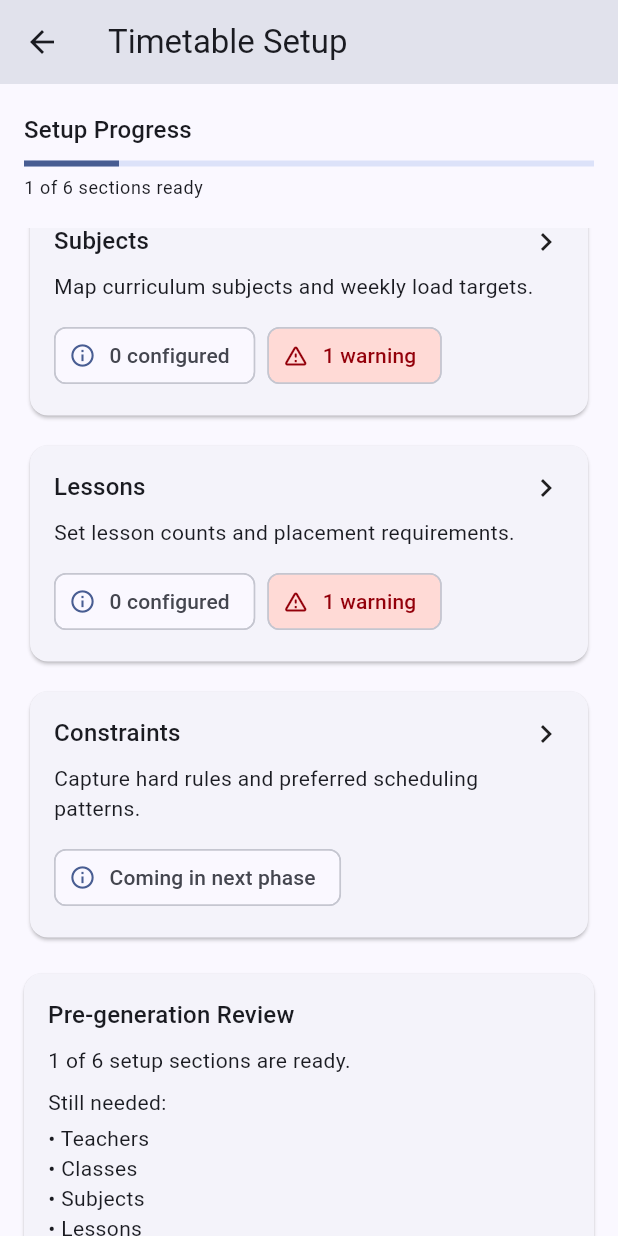
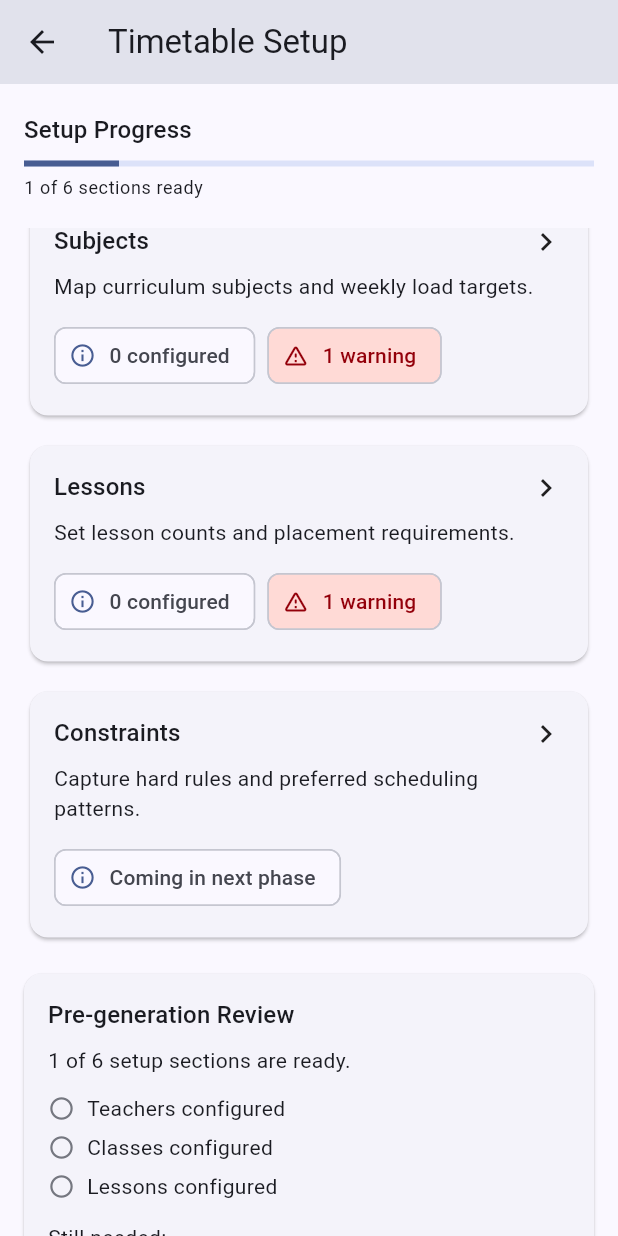
Before and after one commit to Abhishekchhetri020/smarttime-ai, a Flutter app: the TimetableSetupShell screen opened directly, scrolled down 527 dp, on a phone screen of 412 x 824 dp. Run offline on Flutter 3.47's test engine with Material 3 defaults, Android fonts, the phone set to English and light mode, and no system bars; our stand-ins replace cloud_firestore, csv, drift, file_picker, firebase_auth, firebase_core and 4 more; missing offline and left inert: excel; accounts and stored records are empty; generated files the repository leaves out were written again.

Commit message:
feat(ui): implement phase 3 pre-generation validation and progress screen

```diff
--- a/android-app/flutter_app/lib/features/admin/timetable_setup_shell.dart
+++ b/android-app/flutter_app/lib/features/admin/timetable_setup_shell.dart
@@ -1,6 +1,7 @@
 import 'package:flutter/material.dart';
 import 'package:provider/provider.dart';
 
+import 'generation_progress_screen.dart';
 import 'planner_state.dart';
 import 'setup/class_setup_screen.dart';
 import 'setup/lesson_setup_screen.dart';
@@ -79,6 +80,9 @@ class TimetableSetupShell extends StatelessWidget {
                   return _PreGenerationReviewCard(
                     completed: completed,
                     total: entries.length,
+                    teacherCount: planner.teachers.length,
+                    classCount: planner.classes.length,
+                    lessonCount: planner.lessons.length,
                     missing: entries.where((e) => e.warningCount > 0).map((e) => e.title).toList(),
                   );
                 }
@@ -141,14 +145,32 @@ class _ProgressHeaderDelegate extends SliverPersistentHeaderDelegate {
 }
 
 class _PreGenerationReviewCard extends StatelessWidget {
-  const _PreGenerationReviewCard({required this.completed, required this.total, required this.missing});
+  const _PreGenerationReviewCard({
+    required this.completed,
+    required this.total,
+    required this.teacherCount,
+    required this.classCount,
+    required this.lessonCount,
+    required this.missing,
+  });
 
   final int completed;
   final int total;
+  final int teacherCount;
+  final int classCount;
+  final int lessonCount;
   final List<String> missing;
+
+  bool get canGenerate => teacherCount > 0 && classCount > 0 && lessonCount > 0;
 
   @override
   Widget build(BuildContext context) {
+    final checks = <({String label, bool ok})>[
+      (label: 'Teachers configured', ok: teacherCount > 0),
+      (label: 'Classes configured', ok: classCount > 0),
+      (label: 'Lessons configured', ok: lessonCount > 0),
+    ];
+
     return Card(
       margin: const EdgeInsets.only(top: 8),
       child: Padding(
@@ -159,13 +181,52 @@ class _PreGenerationReviewCard extends StatelessWidget {
             Text('Pre-generation Review', style: Theme.of(context).textTheme.titleMedium),
             const SizedBox(height: 8),
             Text('$completed of $total setup sections are ready.'),
+            const SizedBox(height: 12),
+            ...checks.map(
+              (check) => Padding(
+                padding: const EdgeInsets.only(bottom: 6),
+                child: Row(
+                  children: [
+                    Icon(
+                      check.ok ? Icons.check_circle : Icons.radio_button_unchecked,
+                      size: 18,
+                      color: check.ok ? Colors.green : Theme.of(context).colorScheme.outline,
+                    ),
+                    const SizedBox(width: 8),
+                    Text(check.label),
+                  ],
+                ),
+              ),
+            ),
             const SizedBox(height: 8),
-            if (missing.isEmpty)
-              const Text('Ready for the next generation phase.')
-            else ...[
+            if (missing.isNotEmpty) ...[
               const Text('Still needed:'),
               const SizedBox(height: 4),
               ...missing.map((m) => Text('• $m')),
+              const SizedBox(height: 12),
+            ],
+            SizedBox(
+              width: double.infinity,
+              child: FilledButton.icon(
+                onPressed: canGenerate
+                    ? () {
+                        Navigator.of(context).push(
+                          MaterialPageRoute<void>(
+                            builder: (_) => const GenerationProgressScreen(),
+                          ),
+                        );
+                      }
+                    : null,
+                icon: const Icon(Icons.auto_awesome),
+                label: const Text('Generate Timetable'),
+              ),
+            ),
+            if (!canGenerate) ...[
+              const SizedBox(height: 8),
+              Text(
+                'Add at least 1 teacher, 1 class, and 1 lesson to enable generation.',
+                style: Theme.of(context).textTheme.bodySmall,
+              ),
             ],
           ],
         ),
```
Also changed, not shown: android-app/flutter_app/lib/features/admin/generation_progress_screen.dart (added, +196 -0 lines).
